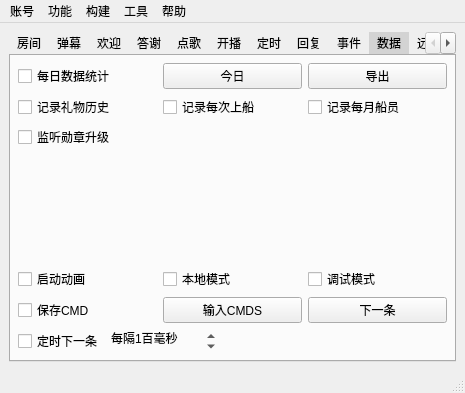
First picture: the form in mainwindow/mainwindow.ui, repository iwxyi/Bilibili-MagicalDanmaku, before the edit.
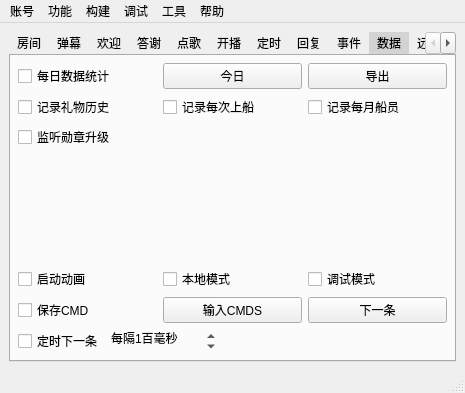
Second picture: the form after the edit. The open tabs and pages were chosen to show the change. Icons and pictures are not drawn. Custom widgets are drawn as their Qt base class.

Commit message: 添加最后一次候选来调试代码

Patch:
```diff
--- a/mainwindow/mainwindow.ui
+++ b/mainwindow/mainwindow.ui
@@ -3441,9 +3441,16 @@
     <addaction name="actionCookie_Help"/>
     <addaction name="actionUpdate_New_Version"/>
    </widget>
+   <widget class="QMenu" name="menu_6">
+    <property name="title">
+     <string>调试</string>
+    </property>
+    <addaction name="actionLast_Candidate"/>
+   </widget>
    <addaction name="menu_3"/>
    <addaction name="menu_2"/>
    <addaction name="menu"/>
+   <addaction name="menu_6"/>
    <addaction name="menu_4"/>
    <addaction name="menu_5"/>
   </widget>
```
Left out of the diff: 69 changed lines with no effect on the pictures. The commit also changes 2 other files.
